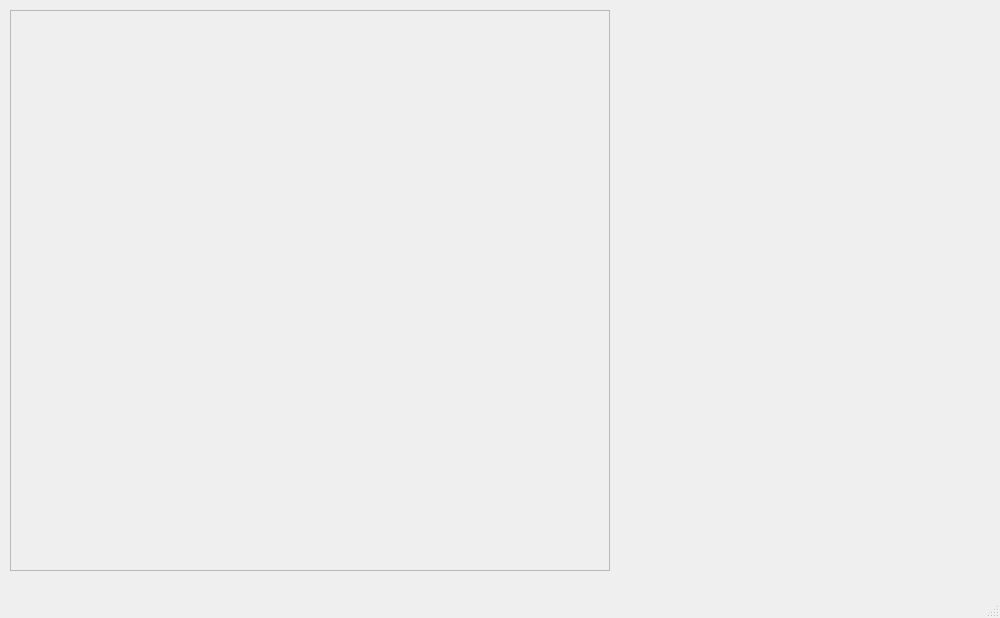
This is mainwindow.ui in SodiumAzide/keshe as Qt 5 draws it before an edit. The edited form follows.
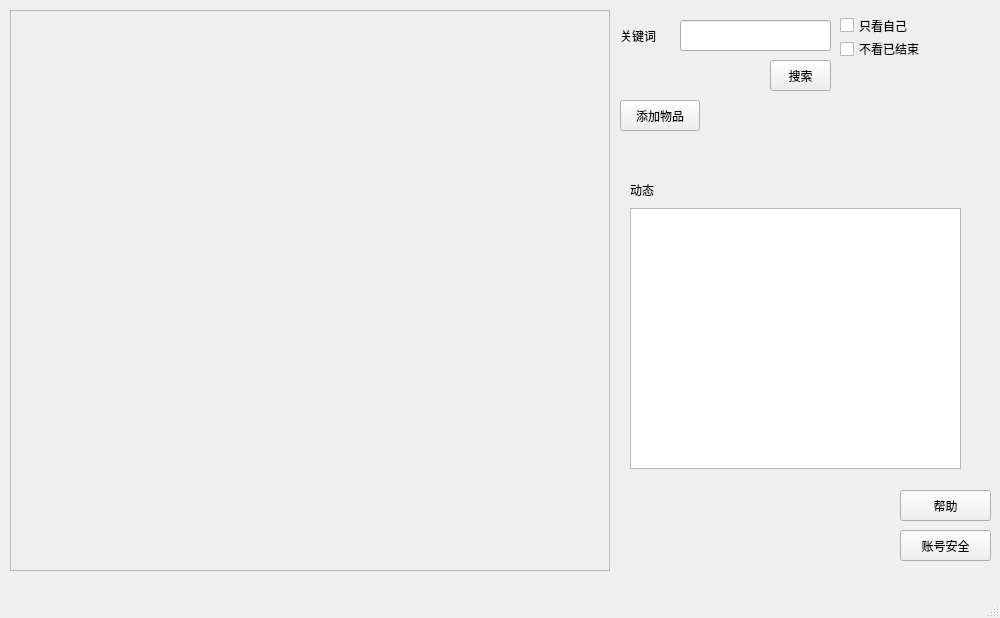
This is the edited form. Icons and pictures are not drawn.

Patch:
```diff
--- a/mainwindow.ui
+++ b/mainwindow.ui
@@ -46,6 +46,154 @@
      </property>
     </widget>
    </widget>
+   <widget class="QCheckBox" name="Just_Show_Mine">
+    <property name="geometry">
+     <rect>
+      <x>840</x>
+      <y>10</y>
+      <width>91</width>
+      <height>31</height>
+     </rect>
+    </property>
+    <property name="styleSheet">
+     <string notr="true">font: 12pt &quot;Agency FB&quot;;</string>
+    </property>
+    <property name="text">
+     <string>只看自己</string>
+    </property>
+   </widget>
+   <widget class="QLineEdit" name="lineEdit">
+    <property name="geometry">
+     <rect>
+      <x>680</x>
+      <y>20</y>
+      <width>151</width>
+      <height>31</height>
+     </rect>
+    </property>
+    <property name="styleSheet">
+     <string notr="true">font: 12pt &quot;Agency FB&quot;;</string>
+    </property>
+   </widget>
+   <widget class="QLabel" name="label">
+    <property name="geometry">
+     <rect>
+      <x>620</x>
+      <y>20</y>
+      <width>51</width>
+      <height>31</height>
+     </rect>
+    </property>
+    <property name="styleSheet">
+     <string notr="true">font: 12pt &quot;Agency FB&quot;;</string>
+    </property>
+    <property name="text">
+     <string>关键词</string>
+    </property>
+   </widget>
+   <widget class="QPushButton" name="Search">
+    <property name="geometry">
+     <rect>
+      <x>770</x>
+      <y>60</y>
+      <width>61</width>
+      <height>31</height>
+     </rect>
+    </property>
+    <property name="styleSheet">
+     <string notr="true">font: 12pt &quot;Agency FB&quot;;</string>
+    </property>
+    <property name="text">
+     <string>搜索</string>
+    </property>
+   </widget>
+   <widget class="QCheckBox" name="NotFinished">
+    <property name="geometry">
+     <rect>
+      <x>840</x>
+      <y>40</y>
+      <width>111</width>
+      <height>18</height>
+     </rect>
+    </property>
+    <property name="styleSheet">
+     <string notr="true">font: 12pt &quot;Agency FB&quot;;</string>
+    </property>
+    <property name="text">
+     <string>不看已结束</string>
+    </property>
+   </widget>
+   <widget class="QPushButton" name="Help">
+    <property name="geometry">
+     <rect>
+      <x>900</x>
+      <y>490</y>
+      <width>91</width>
+      <height>31</height>
+     </rect>
+    </property>
+    <property name="text">
+     <string>帮助</string>
+    </property>
+   </widget>
+   <widget class="QPushButton" name="Security">
+    <property name="geometry">
+     <rect>
+      <x>900</x>
+      <y>530</y>
+      <width>91</width>
+      <height>31</height>
+     </rect>
+    </property>
+    <property name="text">
+     <string>账号安全</string>
+    </property>
+   </widget>
+   <widget class="QTextBrowser" name="History">
+    <property name="geometry">
+     <rect>
+      <x>630</x>
+      <y>208</y>
+      <width>331</width>
+      <height>261</height>
+     </rect>
+    </property>
+    <property name="styleSheet">
+     <string notr="true">font: 11pt &quot;Arial&quot;;</string>
+    </property>
+   </widget>
+   <widget class="QLabel" name="label_2">
+    <property name="geometry">
+     <rect>
+      <x>630</x>
+      <y>180</y>
+      <width>54</width>
+      <height>20</height>
+     </rect>
+    </property>
+    <property name="styleSheet">
+     <string notr="true">font: 12pt &quot;Agency FB&quot;;</string>
+    </property>
+    <property name="text">
+     <string>动态</string>
+    </property>
+   </widget>
+   <widget class="QPushButton" name="Add_Thing">
+    <property name="geometry">
+     <rect>
+      <x>620</x>
+      <y>100</y>
+      <width>80</width>
+      <height>31</height>
+     </rect>
+    </property>
+    <property name="styleSheet">
+     <string notr="true">font: 12pt &quot;Agency FB&quot;;</string>
+    </property>
+    <property name="text">
+     <string>添加物品</string>
+    </property>
+   </widget>
   </widget>
   <widget class="QMenuBar" name="menuBar">
    <property name="geometry">
```
Left out of the diff: 14 changed lines with no effect on the pictures.
